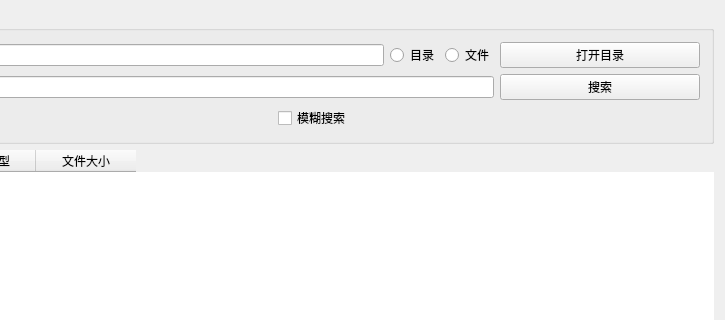
First picture: the form in SimpleDesktopTool/mainwindow.ui, repository toiime/MyTools, before the edit; both pictures show x 175 to 900 and y 0 to 320 of the 900 by 500 pixel window.
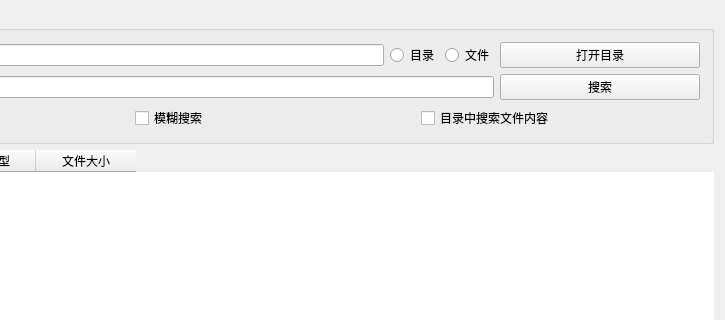
Second picture: the form after the edit. Custom widgets are drawn as their Qt base class.

```diff
--- a/SimpleDesktopTool/mainwindow.ui
+++ b/SimpleDesktopTool/mainwindow.ui
@@ -184,6 +184,13 @@
            </property>
           </widget>
          </item>
+         <item>
+          <widget class="QCheckBox" name="checkBox_findFromDirectory">
+           <property name="text">
+            <string>目录中搜索文件内容</string>
+           </property>
+          </widget>
+         </item>
         </layout>
        </item>
       </layout>
```
